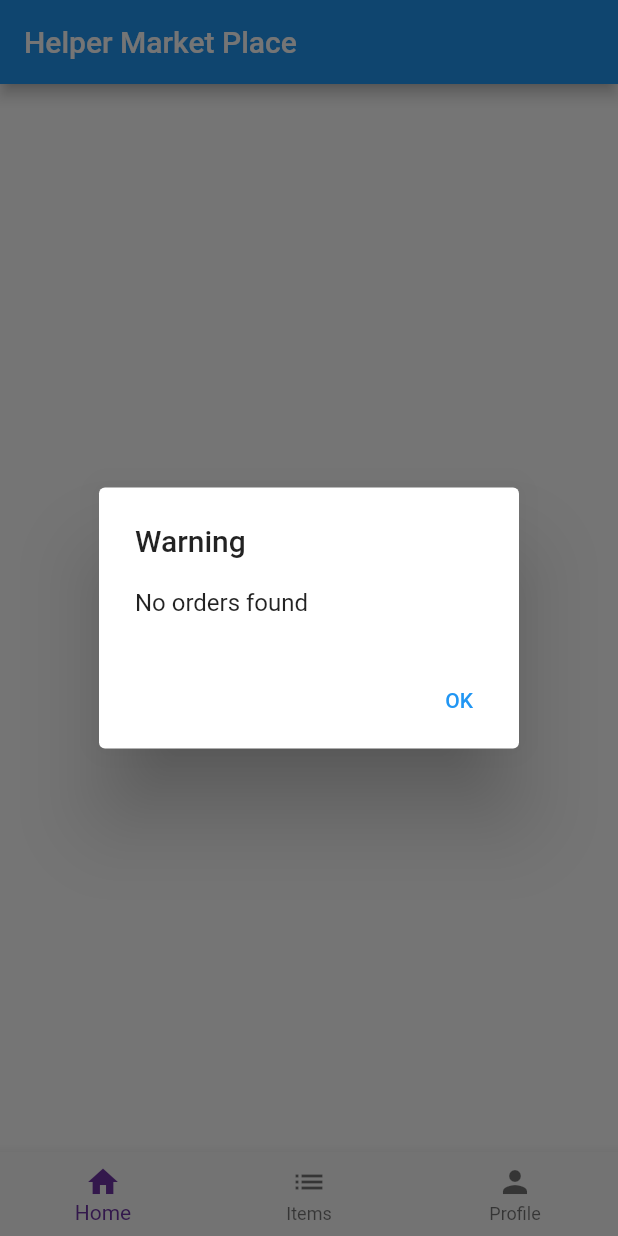
After one commit to Hugo-Dot-Maia/flutter_login_page, a Flutter app: the HelperHomePage screen opened directly, on a phone screen of 412 x 824 dp. The commit adds this screen. Run offline on Flutter 3.47's test engine with Material 2 defaults, Android fonts, the phone set to English and light mode, and no system bars; our stand-ins replace cloud_firestore, firebase_auth, firebase_core, flutter_svg, mask_text_input_formatter, mobx; accounts and stored records are empty; generated files the repository leaves out were written again.

Commit message:
Helper Marketplace

```diff
--- /dev/null
+++ b/lib/entities/userOrder.dart
@@ -0,0 +1,13 @@
+class UserOrder {
+  String helpedEmail;
+  double totalPrice;
+  String status;
+  List<String> items;
+
+  UserOrder({
+    required this.helpedEmail,
+    required this.totalPrice,
+    required this.status,
+    required this.items,
+  });
+}
--- /dev/null
+++ b/lib/screens/helperHomePage/helper_home_page.dart
@@ -0,0 +1,64 @@
+import 'package:flutter/material.dart';
+
+import '../../constants.dart';
+import '../homepage/profile.dart';
+import 'helper_market_place.dart';
+
+class HelperHomePage extends StatefulWidget {
+  const HelperHomePage({Key? key}) : super(key: key);
+
+  @override
+  _HelperHomePageState createState() => _HelperHomePageState();
+}
+
+class _HelperHomePageState extends State<HelperHomePage> {
+  int _selectedIndex = 0;
+
+  late List<Widget> _widgetOptions;
+
+  @override
+  void initState() {
+    super.initState();
+
+    _widgetOptions = <Widget>[
+      const HelperMarketPlace(),
+      const Text(
+        'Index 2: Items',
+      ),
+      const ProfilePage(),
+    ];
+  }
+
+  void _onItemTapped(int index) {
+    setState(() {
+      _selectedIndex = index;
+    });
+  }
+
+  @override
+  Widget build(BuildContext context) {
+    return Scaffold(
+      body: Center(
+        child: _widgetOptions.elementAt(_selectedIndex),
+      ),
+      bottomNavigationBar: BottomNavigationBar(
+          items: const <BottomNavigationBarItem>[
+            BottomNavigationBarItem(
+              icon: Icon(Icons.home),
+              label: 'Home',
+            ),
+            BottomNavigationBarItem(
+              icon: Icon(Icons.list),
+              label: 'Items',
+            ),
+            BottomNavigationBarItem(
+              icon: Icon(Icons.person),
+              label: 'Profile',
+            ),
+          ],
+          currentIndex: _selectedIndex,
+          onTap: _onItemTapped,
+          selectedItemColor: kPrimaryColor),
+    );
+  }
+}
--- /dev/null
+++ b/lib/screens/helperHomePage/helper_market_place.dart
@@ -0,0 +1,128 @@
+import 'package:cloud_firestore/cloud_firestore.dart';
+import 'package:flutter/material.dart';
+import 'package:flutter_login_page/entities/userOrder.dart';
+
+import '../../Utils/sign_up_alert.dart';
+import '../../constants.dart';
+
+class HelperMarketPlace extends StatefulWidget {
+  const HelperMarketPlace({Key? key}) : super(key: key);
+
+  @override
+  _HelperMarketPlaceState createState() => _HelperMarketPlaceState();
+}
+
+class _HelperMarketPlaceState extends State<HelperMarketPlace> {
+  List<UserOrder> userOrderedItems = [];
+  late FirebaseFirestore db;
+
+  @override
+  void initState() {
+    super.initState();
+    db = FirebaseFirestore.instance;
+    fetchOrdersFromFirestore();
+  }
+
+  Future<void> fetchOrdersFromFirestore() async {
+    try {
+      final QuerySnapshot querySnapshot =
+          await db.collectionGroup('userOrders').get();
+
+      if (querySnapshot.docs.isNotEmpty) {
+        final List<UserOrder> userOrders = [];
+        querySnapshot.docs.forEach((doc) {
+          final Map<String, dynamic> data = doc.data() as Map<String, dynamic>;
+          final List<dynamic> orderItems = data['items'];
+
+          userOrders.add(
+            UserOrder(
+              helpedEmail: data['userEmail'],
+              items: (orderItems).cast<String>(),
+              totalPrice: data['totalPrice'],
+              status: data['status'],
+            ),
+          );
+        });
+
+        setState(() {
+          userOrderedItems = userOrders;
+        });
+      } else {
+        showWarningDialog(context, 'No orders found ');
+      }
+    } catch (e) {
+      showWarningDialog(context, 'Error fetching orders ');
+    }
+  }
+
+  _showDetailsDialog(UserOrder item) {
+    showDialog(
+      context: context,
+      builder: (BuildContext context) {
+        return AlertDialog(
+          title: Text(item.helpedEmail),
+          content: Text(item.status),
+          actions: [
+            TextButton(
+              child: const Text('CANCEL', style: TextStyle(color: Colors.red)),
+              onPressed: () => Navigator.of(context).pop(),
+            ),
+            TextButton(
+              child:
+                  const Text('ATTEND', style: TextStyle(color: Colors.green)),
+              onPressed: () {
+                // _addToCart(item);
+
+                Navigator.of(context).pop();
+              },
+            ),
+          ],
+        );
+      },
+    );
+  }
+
+  @override
+  Widget build(BuildContext context) {
+    return Scaffold(
+      appBar: AppBar(
+        title: const Text('Helper Market Place'),
+        automaticallyImplyLeading: false,
+      ),
+      body: ListView.builder(
+        itemCount: userOrderedItems.length,
+        itemBuilder: (BuildContext context, int index) {
+          UserOrder item = userOrderedItems[index];
+          return Padding(
+            padding: const EdgeInsets.symmetric(horizontal: 16, vertical: 8),
+            child: Container(
+              decoration: BoxDecoration(
+                color: Colors.white,
+                borderRadius: BorderRadius.circular(16),
+                boxShadow: [
+                  BoxShadow(
+                    color: Colors.grey.withOpacity(0.5),
+                    spreadRadius: 2,
+                    blurRadius: 5,
+                    offset: const Offset(0, 3),
+                  ),
+                ],
+              ),
+              child: ListTile(
+                title: Text(item.helpedEmail),
+                subtitle: Text(item.status),
+                trailing: InkWell(
+                  onTap: () => _showDetailsDialog(item),
+                  child: const Icon(
+                    Icons.info,
+                    color: Colors.yellow,
+                  ),
+                ),
+              ),
+            ),
+          );
+        },
+      ),
+    );
+  }
+}
--- a/lib/screens/homepage/cart_widget.dart
+++ b/lib/screens/homepage/cart_widget.dart
@@ -58,6 +58,7 @@ class _CartWidgetState extends State<CartWidget> {
       'userEmail': userEmail,
       'items': cartItems.map((item) => item.itemName).toList(),
       'totalPrice': _getTotalPrice(),
+      'status': 'pending',
     };
     try {
       await db
```
Also changed, not shown: lib/screens/login/components/login_form.dart (+47 -10 lines).
